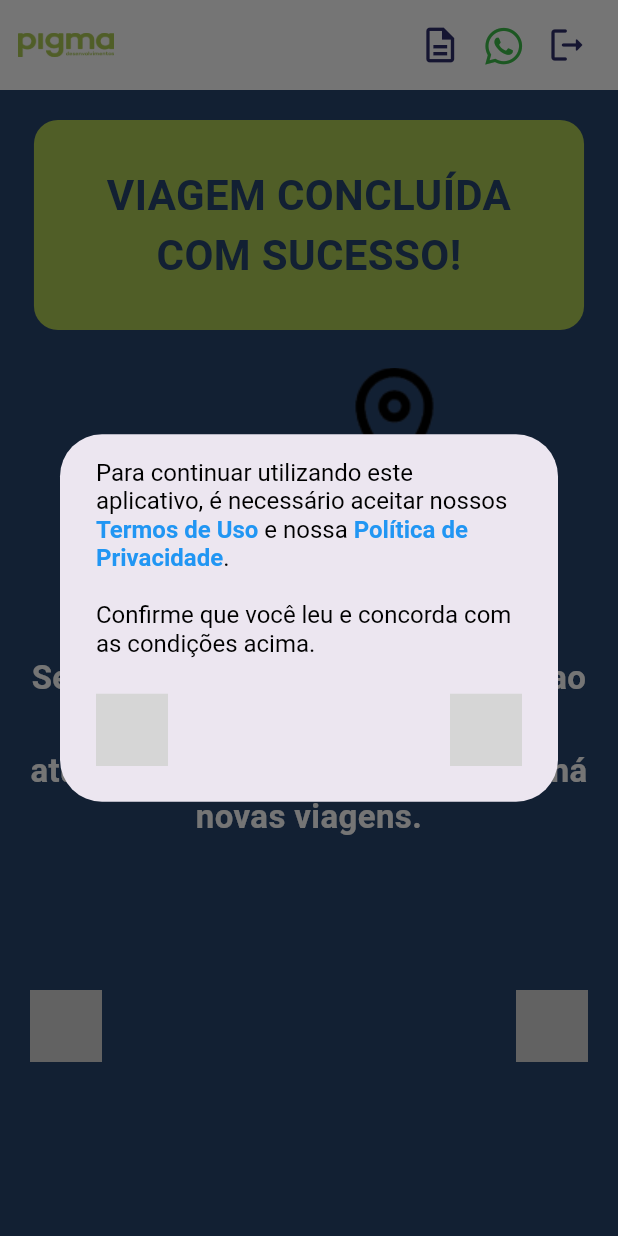
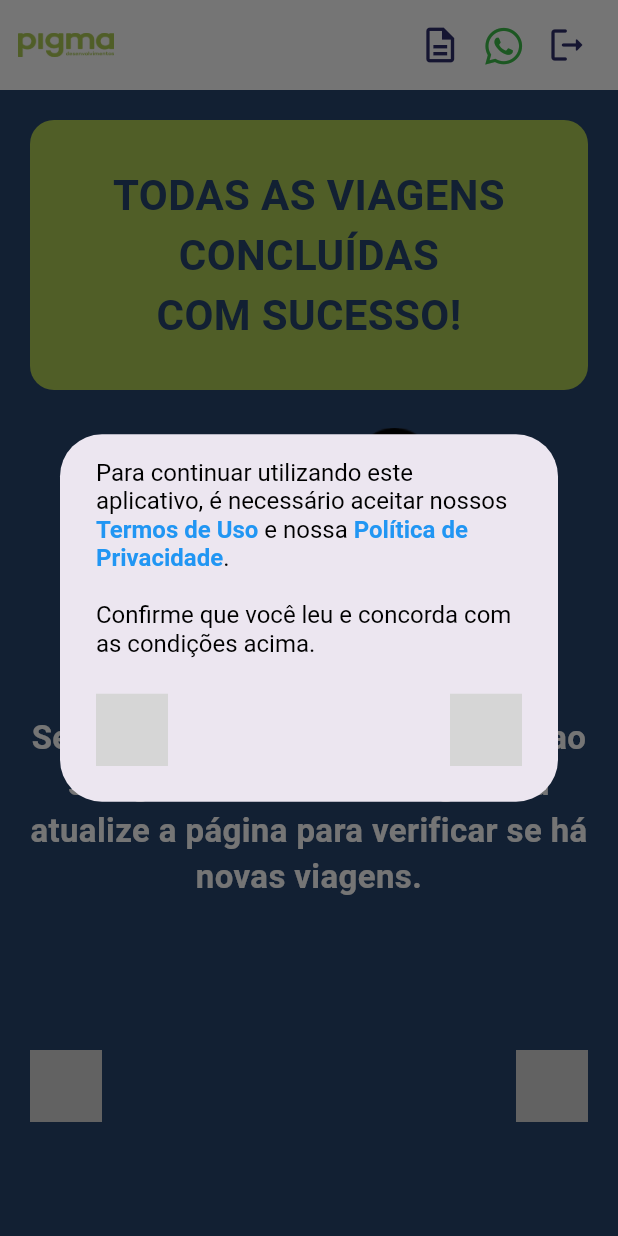
Before and after one commit to Grupo-03-ADS/FLUTTER__Pigma-Rastreability, a Flutter app: the HomeWidget screen opened by its route, on a phone screen of 412 x 824 dp. Run offline on Flutter 3.47's test engine with Material 3 defaults, Android fonts, the phone set to English and light mode, and no system bars; our stand-ins replace cloud_firestore, connectivity_plus, equatable, firebase_core, flutter_animate, font_awesome_flutter and 9 more; missing offline and left inert: flutter_mapbox_navigation, json_path, mime_type; accounts and stored records are empty; Roboto replaces fonts that are missing (Inria Sans); statements that could not run were skipped; grey boxes are pictures that could not be loaded.

Commit message:
🐛 Fix: Updating homepage message and fixing overflowed buttons.

```diff
--- a/lib/components/sem_viagem_widget.dart
+++ b/lib/components/sem_viagem_widget.dart
@@ -59,7 +59,7 @@ class _SemViagemWidgetState extends State<SemViagemWidget> {
                     borderRadius: BorderRadius.circular(16.0),
                   ),
                   child: Text(
-                    'VIAGEM CONCLUÍDA \nCOM SUCESSO!',
+                    'TODAS AS VIAGENS CONCLUÍDAS \nCOM SUCESSO!',
                     style: FlutterFlowTheme.of(context).bodyMedium.override(
                           fontFamily: 'Inria Sans',
                           color: const Color(0xFF28456F), // Cor do texto
--- a/lib/home/home_widget.dart
+++ b/lib/home/home_widget.dart
@@ -399,7 +399,7 @@ class _HomeWidgetState extends State<HomeWidget> {
                                         FontAwesomeIcons.whatsapp,
                                       ),
                                       options: FFButtonOptions(
-                                        width: 175.0,
+                                        width: 150.0,
                                         height: 50.0,
                                         padding: const EdgeInsetsDirectional.fromSTEB(8.0, 0.0, 8.0, 0.0),
                                         iconPadding: const EdgeInsetsDirectional.fromSTEB(0.0, 0.0, 0.0, 0.0),
@@ -428,7 +428,7 @@ class _HomeWidgetState extends State<HomeWidget> {
                                         FontAwesomeIcons.arrowsRotate,
                                       ),
                                       options: FFButtonOptions(
-                                        width: 175.0,
+                                        width: 150.0,
                                         height: 50.0,
                                         padding: const EdgeInsetsDirectional.fromSTEB(8.0, 0.0, 8.0, 0.0),
                                         iconPadding: const EdgeInsetsDirectional.fromSTEB(0.0, 0.0, 0.0, 0.0),
@@ -1664,7 +1664,7 @@ class _HomeWidgetState extends State<HomeWidget> {
                     },
                     text: 'Remover concordância',
                     options: FFButtonOptions(
-                      width: 250.0,
+                      width: 200.0,
                       height: 50.0,
                       padding: const EdgeInsetsDirectional.fromSTEB(16.0, 0.0, 16.0, 0.0),
                       iconPadding: const EdgeInsetsDirectional.fromSTEB(0.0, 0.0, 0.0, 0.0),
```
